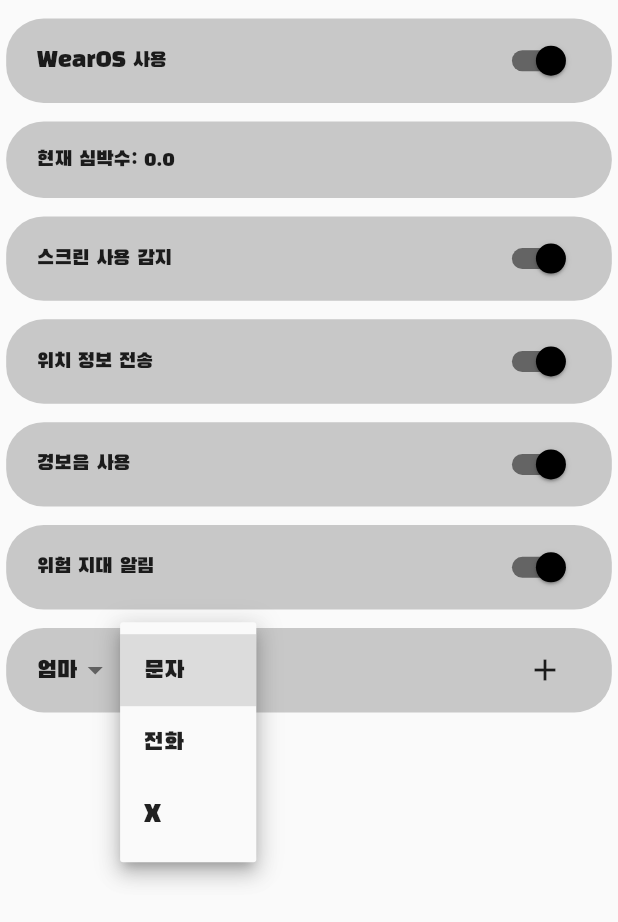
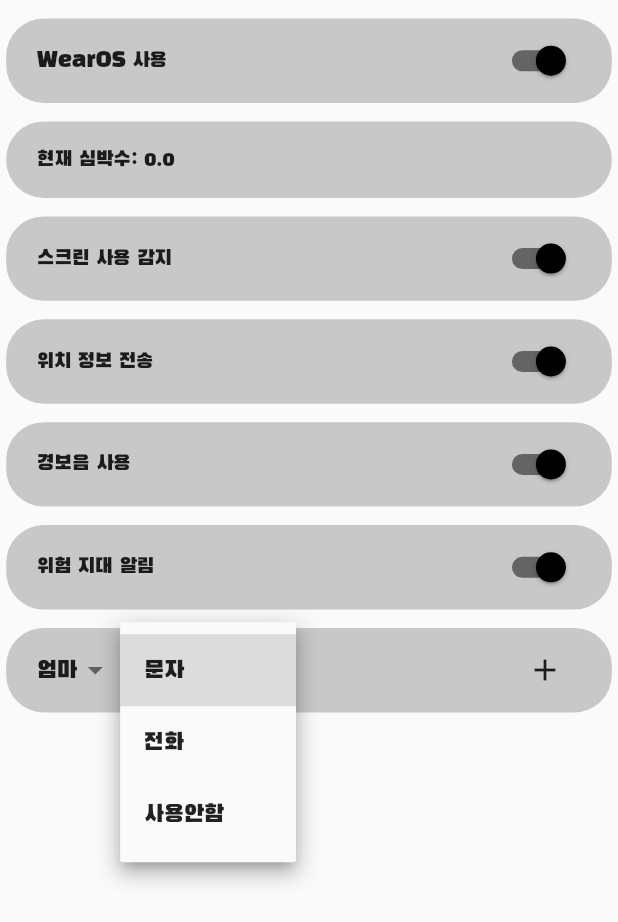
Before and after one commit to TIONBARY/WatchOuT, a Flutter app: the SetPage screen opened directly, after a tap on "문자", on a phone screen of 412 x 824 dp. Shown: the top 922 px of the screen. Run offline on Flutter 3.47's test engine with Material 2 defaults, Android fonts, the phone set to English and light mode, and no system bars; our stand-ins replace carousel_slider, cloud_firestore, firebase_auth, firebase_core, flutter_dotenv, flutter_screenutil and 9 more; missing offline and left inert: kakaomap_webview, watch_connectivity; accounts and stored records are empty.

Commit message:
:zap: 드롭다운 아이템 변경

```diff
--- a/Frontend/lib/components/set/set_button.dart
+++ b/Frontend/lib/components/set/set_button.dart
@@ -20,7 +20,7 @@ class _SetButtonState extends State<SetButton> {
   final TextEditingController _nameFieldController = TextEditingController();
   final TextEditingController _contactFieldController = TextEditingController();
   final _authentication = FirebaseAuth.instance;
-  final List<String> _valueList = ['문자', '전화', 'X'];
+  final List<String> _valueList = ['문자', '전화', '사용안함'];
   String _selectedAlert = '문자';
   List<String> _contactList = ['010123456768', '01043218765'];
   List<String> _nameList = ['엄마', '아빠'];
```
